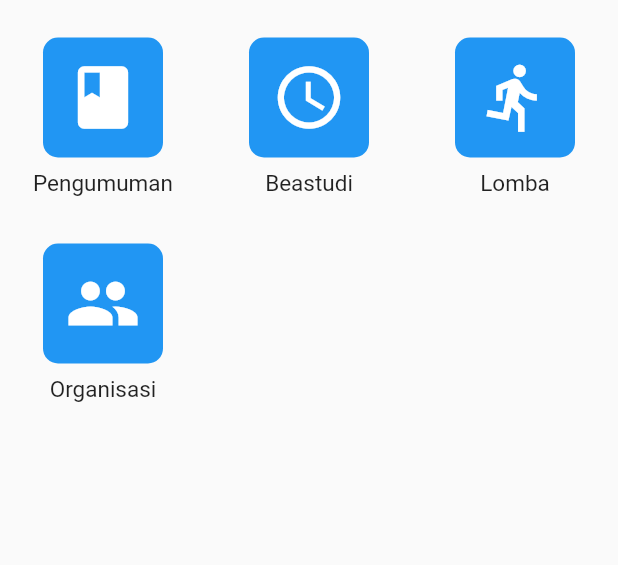
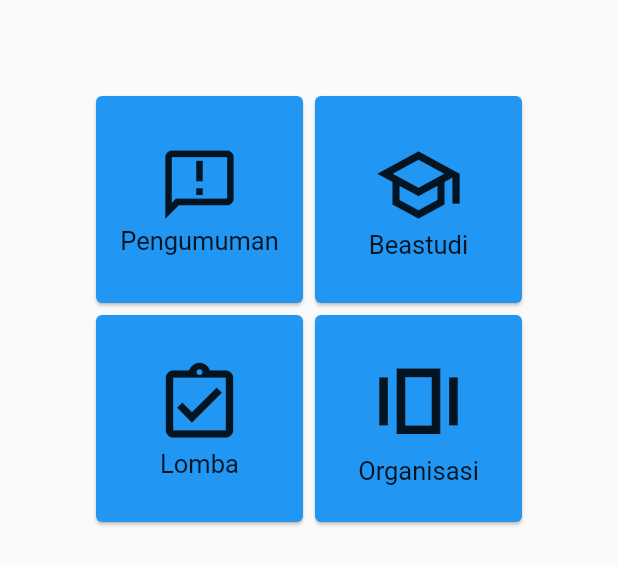
Before and after one commit to swtlbyz/kemahasiswaan_kelompok9, a Flutter app: the Kemahasiswaan widget shown alone on an empty page, opened directly, on a phone screen of 412 x 824 dp. Shown: the top 565 px of the screen. Run offline on Flutter 3.47's test engine with Material 2 defaults, Android fonts, the phone set to English and light mode, and no system bars; statements that could not run were skipped.

Commit message:
Pulling from latest commit

```diff
--- a/lib/Pages/akademik.dart
+++ b/lib/Pages/akademik.dart
@@ -1,6 +1,6 @@
 import 'package:flutter/material.dart';
 
-class Akademik extends StatefulWidget{
+class Akademik extends StatefulWidget {
   @override
   _AkademikState createState() => _AkademikState();
 }
@@ -8,8 +8,11 @@ class Akademik extends StatefulWidget{
 class _AkademikState extends State<Akademik> {
   @override
   Widget build(BuildContext context) {
-    return Center(
-      child: Text('Akademik'),
+    return MaterialApp(
+        debugShowCheckedModeBanner: false,
+        home: Scaffold(
+          body: Center(child: Text('Akademik',style: TextStyle(fontWeight: FontWeight.bold,fontSize: 25), ),),
+        )
     );
   }
 }
--- a/lib/Pages/dashboard.dart
+++ b/lib/Pages/dashboard.dart
@@ -1,6 +1,6 @@
 import 'package:flutter/material.dart';
 
-class Dashboard extends StatefulWidget{
+class Dashboard extends StatefulWidget {
   @override
   _DashboardState createState() => _DashboardState();
 }
@@ -8,8 +8,12 @@ class Dashboard extends StatefulWidget{
 class _DashboardState extends State<Dashboard> {
   @override
   Widget build(BuildContext context) {
-    return Center(
-      child: Text('Dashboard'),
+    return MaterialApp(
+        debugShowCheckedModeBanner: false,
+        home: Scaffold(
+          body: Center(child: Text('Dashboard',style: TextStyle(fontWeight: FontWeight.bold,fontSize: 25), ),),
+
+        )
     );
   }
 }
--- a/lib/Pages/kemahasiswaan.dart
+++ b/lib/Pages/kemahasiswaan.dart
@@ -1,6 +1,7 @@
 import 'package:flutter/material.dart';
+import 'package:kemahasiswaan_kelompok9/pages/pengumuman.dart';
 
-class Kemahasiswaan extends StatefulWidget{
+class Kemahasiswaan extends StatefulWidget {
   @override
   _KemahasiswaanState createState() => _KemahasiswaanState();
 }
@@ -8,82 +9,79 @@ class Kemahasiswaan extends StatefulWidget{
 class _KemahasiswaanState extends State<Kemahasiswaan> {
   @override
   Widget build(BuildContext context) {
-    return Scaffold(
-      body: ListView(
-        children: <Widget>[
-          MainMenu(),
+    return Container(
+      padding: EdgeInsets.all(60.0),
+      child: GridView.count(
+        crossAxisCount: 2,
+        children: <Widget> [
+          Card(
+            color: Colors.blue,
+            child: InkWell(
+              onTap: (){
+                Navigator.push(context, MaterialPageRoute(builder: (context) => Pengumuman()));
+              },
+              splashColor: Colors.white,
+              child: Center(
+                  child: Column(
+                    mainAxisSize: MainAxisSize.min,
+                    children: <Widget>[
+                      Icon(Icons.announcement_outlined, size: 55,),
+                      Text ('Pengumuman', style: new TextStyle(fontSize: 17.0),)
+                    ],
+                  )
+              ),
+            ),
+          ),
+          Card(
+            color: Colors.blue,
+            child: InkWell(
+              onTap: (){},
+              splashColor: Colors.white,
+              child: Center(
+                  child: Column(
+                    mainAxisSize: MainAxisSize.min,
+                    children: <Widget>[
+                      Icon(Icons.school_outlined, size: 60,),
+                      Text ('Beastudi', style: new TextStyle(fontSize: 17.0),)
+                    ],
+                  )
+              ),
+            ),
+          ),
+          Card(
+            color: Colors.blue,
+            child: InkWell(
+              onTap: (){},
+              splashColor: Colors.white,
+              child: Center(
+                  child: Column(
+                    mainAxisSize: MainAxisSize.min,
+                    children: <Widget>[
+                      Icon(Icons.assignment_turned_in_outlined, size: 60,),
+                      Text ('Lomba', style: new TextStyle(fontSize: 17.0),)
+                    ],
+                  )
+              ),
+            ),
+          ),
+          Card(
+            color: Colors.blue,
+            child: InkWell(
+              onTap: (){},
+              splashColor: Colors.white,
+              child: Center(
+                  child: Column(
+                    mainAxisSize: MainAxisSize.min,
+                    children: <Widget>[
+                      Icon(Icons.amp_stories_outlined, size: 70,),
+                      Text ('Organisasi', style: new TextStyle(fontSize: 17.0),)
+                    ],
+                  )
+              ),
+            ),
+          )
         ],
       ),
     );
   }
 }
-
-class MainMenu extends StatelessWidget{
-  @override
-  Widget build(BuildContext context) {
-    return GridView.count(
-      shrinkWrap: true,
-      crossAxisCount: 3,
-      children: mainMenuItem,
-    );
-  }
-}
-List<MainMenuItem> mainMenuItem = [
-  MainMenuItem(
-    title: "Pengumuman",
-    icon: Icons.book,
-    colorBox: Colors.blue,
-    iconColor: Colors.white,
-  ),
-  MainMenuItem(
-    title: "Beastudi",
-    icon: Icons.access_time,
-    colorBox: Colors.blue,
-    iconColor: Colors.white,
-  ),
-  MainMenuItem(
-    title: "Lomba",
-    icon: Icons.directions_run,
-    colorBox: Colors.blue,
-    iconColor: Colors.white,
-  ),
-  MainMenuItem(
-    title: "Organisasi",
-    icon: Icons.people,
-    colorBox: Colors.blue,
-    iconColor: Colors.white,
-  ),
-];
-
-class MainMenuItem extends StatelessWidget{
-  MainMenuItem({this.title, this.icon, this.colorBox, this.iconColor});
-  final String title;
-  final IconData icon;
-  final Color colorBox, iconColor;
-  @override
-  Widget build(BuildContext context) {
-    return Column(
-      children: <Widget>[
-        Padding(
-          padding: const EdgeInsets.only(top: 25.0),
-          child: Container(
-            height: 80.0,
-            width: 80.0,
-            decoration: BoxDecoration(
-                color: colorBox,
-                shape: BoxShape.rectangle,
-              borderRadius: BorderRadius.circular(10)
-            ),
-            child: Icon(
-              icon, color: iconColor, size: 50.0
-            ),
-          ),
-        ),
-        Padding(
-          padding: const EdgeInsets.only(top: 8.0),
-          child: Text(title, style: TextStyle(fontSize: 15.0),),
-        ),
-      ],
-    );
-  }
-}
--- a/lib/Pages/pengumuman.dart
+++ b/lib/Pages/pengumuman.dart
@@ -1,16 +1,32 @@
 import 'package:flutter/material.dart';
+import 'package:kemahasiswaan_kelompok9/pages/pengumuman2.dart';
 
-class Pengumuman extends StatefulWidget{
-  @override
-  _PengumumanState createState() => _PengumumanState();
-}
-
-class _PengumumanState extends State<Pengumuman>{
+class Pengumuman extends StatelessWidget {
   @override
   Widget build(BuildContext context) {
     return Scaffold(
-
+        appBar: AppBar(
+          title: Text('Pengumuman'),
+        ),
+        body: ListView(
+          children: [
+            ListTile(
+              title: Text('8 Agustus 2020',
+                  style: TextStyle(height: 2, fontSize: 20)),
+              subtitle: Text('Ormik Mahasiswa Baru',
+                  style: TextStyle(height: 2, fontSize: 25, color: Colors.blue)),
+              trailing: Icon(Icons.arrow_forward, size: 50,),
+              onTap: (){
+                Navigator.push(context, MaterialPageRoute(builder: (context) => Pengumuman2()));
+              },
+            ),
+            Divider(
+              color: Colors.black12,
+              height: 20,
+              thickness: 3,
+            ),
+          ],
+        )
     );
   }
-
 }
```
